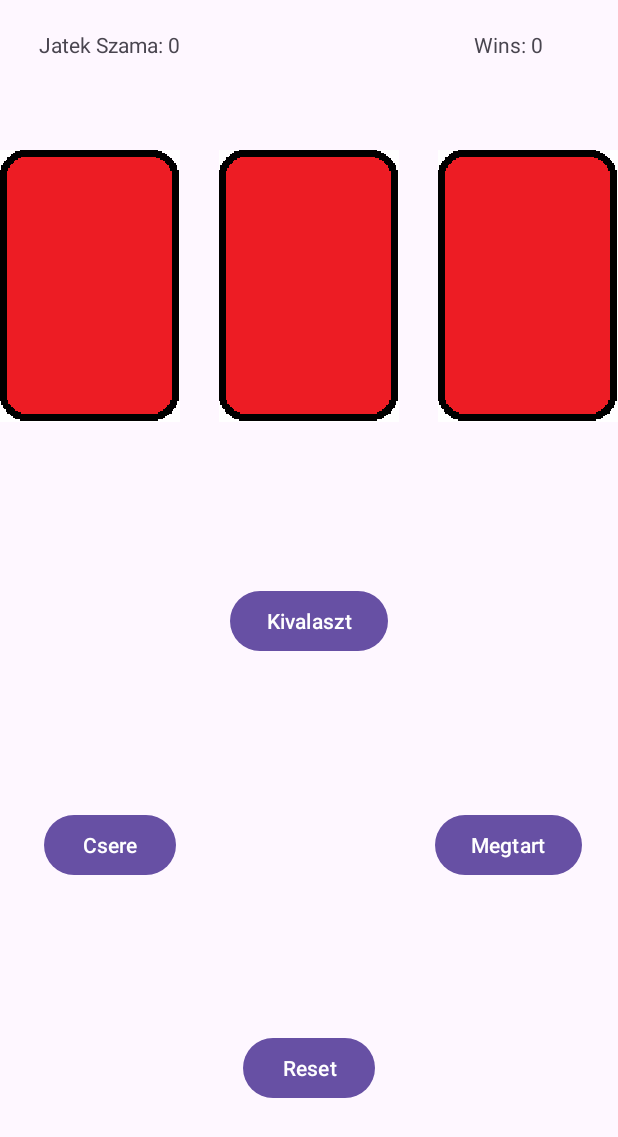
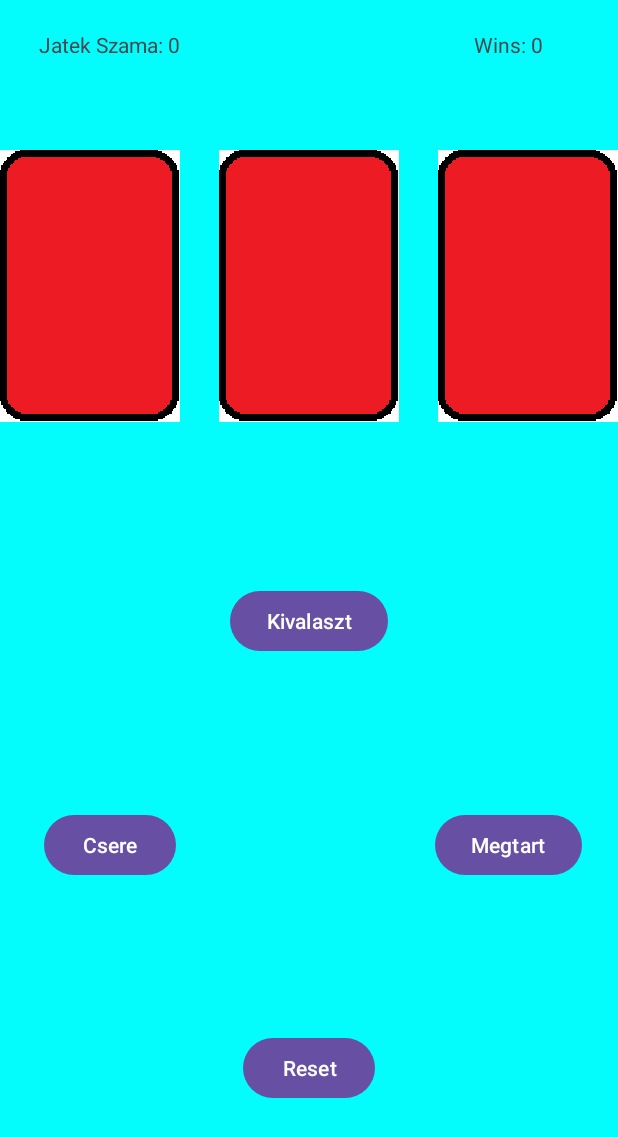
Before and after one commit to BalazsBarkoczi/MontyHall, an Android app: the screen it shows after launch (MainActivity), on a phone screen of 412 x 824 dp. Shown: the top 1137 px of the screen. Run offline under Robolectric (Android 15) with nearby library versions, the phone set to English and light mode, and no system bars.

Commit message:
hatter valtoztatas

```diff
--- a/app/src/main/res/layout/activity_main.xml
+++ b/app/src/main/res/layout/activity_main.xml
@@ -4,7 +4,9 @@
     xmlns:tools="http://schemas.android.com/tools"
     android:layout_width="match_parent"
     android:layout_height="match_parent"
+    android:background="#03fcfc"
     tools:context=".MainActivity">
+
 
     <ImageView
         android:id="@+id/leftImg"
```
Also changed, not shown: app/src/main/java/com/example/montyhall/MainActivity.java (line endings or trailing spaces).
